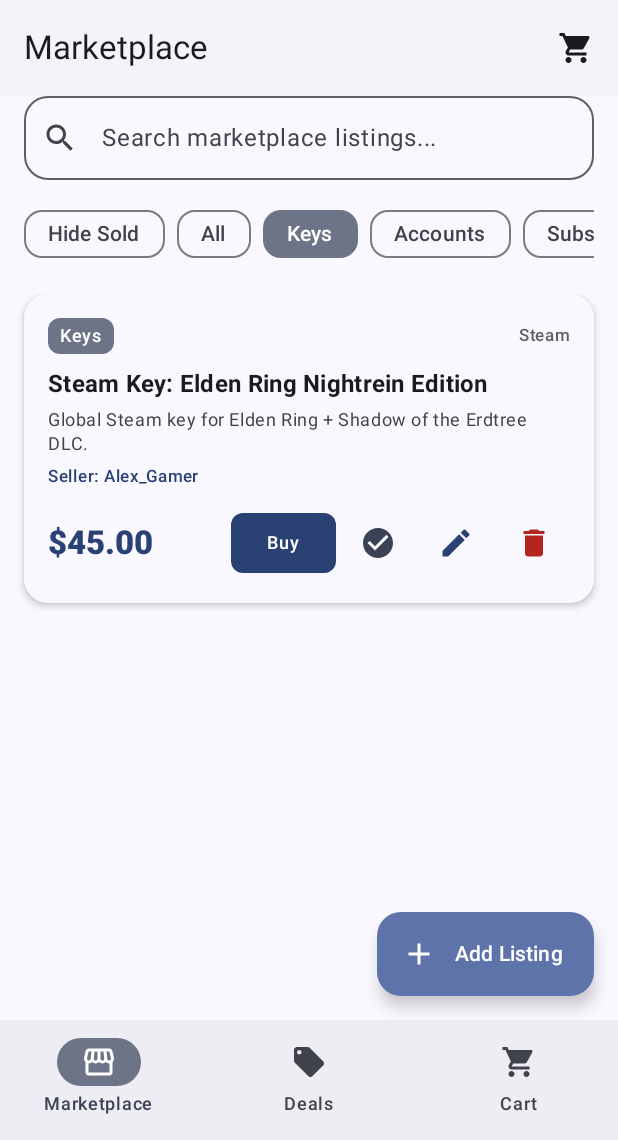
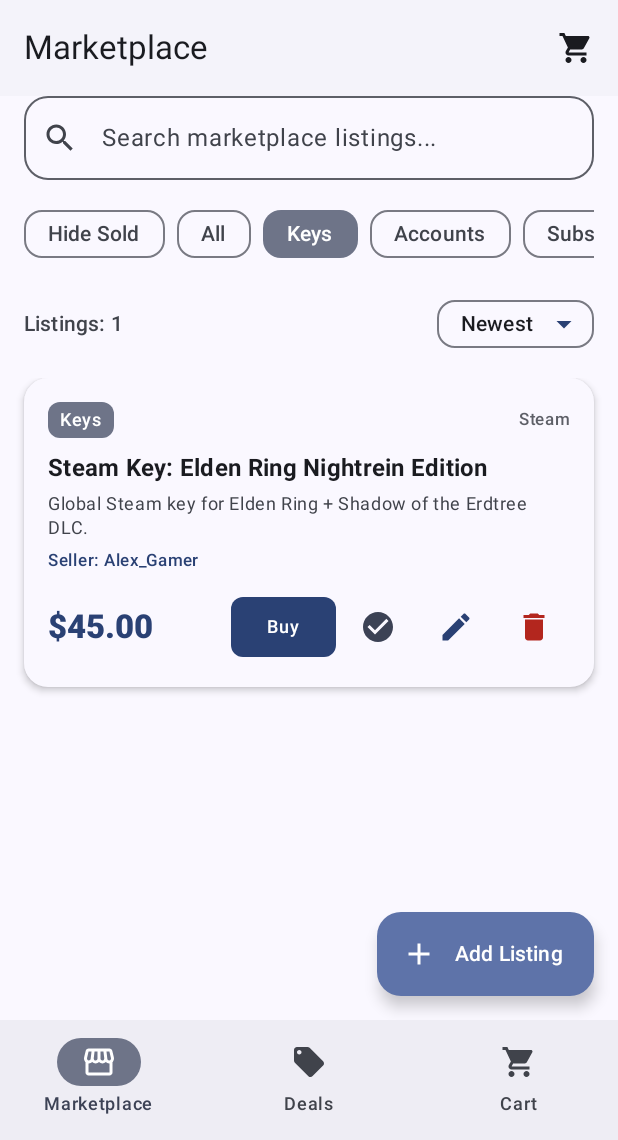
Before and after one commit to NursXV/NanaDrop, an Android app built with Jetpack Compose: the screen it shows after launch (MainActivity), after a tap on "Keys", on a phone screen of 412 x 824 dp, the part 96-1236 px from its top. Run offline under Robolectric (Android 15) with nearby library versions, the phone set to English and light mode, and no system bars; our stand-ins replace Room's generated code.

Commit message:
Add listing sort controls, active lot counter, and My Listings filter

```diff
--- a/app/src/main/java/com/example/nanadrop/ui/screen/MarketplaceScreen.kt
+++ b/app/src/main/java/com/example/nanadrop/ui/screen/MarketplaceScreen.kt
@@ -9,6 +9,7 @@ import androidx.compose.foundation.lazy.items
 import androidx.compose.foundation.shape.RoundedCornerShape
 import androidx.compose.material.icons.Icons
 import androidx.compose.material.icons.filled.Add
+import androidx.compose.material.icons.filled.ArrowDropDown
 import androidx.compose.material.icons.filled.CheckCircle
 import androidx.compose.material.icons.filled.Delete
 import androidx.compose.material.icons.filled.Edit
@@ -42,12 +43,16 @@ fun MarketplaceScreen(
     val searchQuery by viewModel.searchQuery.collectAsState()
     val selectedCategory by viewModel.selectedCategory.collectAsState()
     val hideSoldListings by viewModel.hideSoldListings.collectAsState()
+    val sortOption by viewModel.sortOption.collectAsState()
     val isDialogOpen by viewModel.isDialogOpen.collectAsState()
     val editingListing by viewModel.editingListing.collectAsState()
     val cartItems by storeViewModel.cartItems.collectAsState()
     val totalCartCount by storeViewModel.totalCartItemsCount.collectAsState()
 
+    var sortDropdownExpanded by remember { mutableStateOf(false) }
+
     val categories = listOf("All", "Keys", "Accounts", "Subscriptions", "Hardware", "Other")
+    val sortOptions = listOf("Newest", "Price: Low to High", "Price: High to Low")
 
     Scaffold(
         topBar = {
@@ -145,7 +150,54 @@ fun MarketplaceScreen(
                     }
                 }
 
-                Spacer(modifier = Modifier.height(16.dp))
+                Spacer(modifier = Modifier.height(8.dp))
+
+                // Compact Header / Info Bar showing listing count and sort selector
+                Row(
+                    modifier = Modifier
+                        .fillMaxWidth()
+                        .padding(vertical = 4.dp),
+                    horizontalArrangement = Arrangement.SpaceBetween,
+                    verticalAlignment = Alignment.CenterVertically
+                ) {
+                    Text(
+                        text = "Listings: ${listings.size}",
+                        style = MaterialTheme.typography.labelLarge,
+                        fontWeight = FontWeight.SemiBold,
+                        color = MaterialTheme.colorScheme.onSurfaceVariant
+                    )
+
+                    Box {
+                        AssistChip(
+                            onClick = { sortDropdownExpanded = true },
+                            label = { Text(sortOption) },
+                            trailingIcon = {
+                                Icon(
+                                    imageVector = Icons.Default.ArrowDropDown,
+                                    contentDescription = "Select sorting option"
+                                )
+                            },
+                            shape = RoundedCornerShape(12.dp)
+                        )
+
+                        DropdownMenu(
+                            expanded = sortDropdownExpanded,
+                            onDismissRequest = { sortDropdownExpanded = false }
+                        ) {
+                            sortOptions.forEach { option ->
+                                DropdownMenuItem(
+                                    text = { Text(option) },
+                                    onClick = {
+                                        viewModel.setSortOption(option)
+                                        sortDropdownExpanded = false
+                                    }
+                                )
+                            }
+                        }
+                    }
+                }
+
+                Spacer(modifier = Modifier.height(8.dp))
 
                 if (listings.isEmpty()) {
                     Box(
--- a/app/src/main/java/com/example/nanadrop/ui/viewmodel/MarketplaceViewModel.kt
+++ b/app/src/main/java/com/example/nanadrop/ui/viewmodel/MarketplaceViewModel.kt
@@ -50,12 +50,18 @@ class MarketplaceViewModel(application: Application) : AndroidViewModel(applicat
     private val _editingListing = MutableStateFlow<ListingEntity?>(null)
     val editingListing: StateFlow<ListingEntity?> = _editingListing.asStateFlow()
 
-    // Filter & Search state
+    // Filter, Search, Sort & User Listing state
     private val _searchQuery = MutableStateFlow("")
     val searchQuery: StateFlow<String> = _searchQuery.asStateFlow()
 
     private val _selectedCategory = MutableStateFlow("All")
     val selectedCategory: StateFlow<String> = _selectedCategory.asStateFlow()
+
+    private val _sortOption = MutableStateFlow("Newest")
+    val sortOption: StateFlow<String> = _sortOption.asStateFlow()
+
+    private val _onlyUserListings = MutableStateFlow(false)
+    val onlyUserListings: StateFlow<Boolean> = _onlyUserListings.asStateFlow()
 
     val filteredListings: StateFlow<List<ListingEntity>>
 
@@ -73,15 +79,32 @@ class MarketplaceViewModel(application: Application) : AndroidViewModel(applicat
             allListings,
             _searchQuery,
             _selectedCategory,
-            hideSoldListings
-        ) { listings, query, category, hideSold ->
-            listings.filter { listing ->
+            hideSoldListings,
+            _onlyUserListings,
+            _sortOption
+        ) { flowArray ->
+            @Suppress("UNCHECKED_CAST")
+            val listings = flowArray[0] as List<ListingEntity>
+            val query = flowArray[1] as String
+            val category = flowArray[2] as String
+            val hideSold = flowArray[3] as Boolean
+            val userOnly = flowArray[4] as Boolean
+            val sort = flowArray[5] as String
+
+            val filtered = listings.filter { listing ->
                 val matchesQuery = listing.title.contains(query, ignoreCase = true) ||
                         listing.description.contains(query, ignoreCase = true) ||
                         listing.sellerName.contains(query, ignoreCase = true)
                 val matchesCategory = category == "All" || listing.category.equals(category, ignoreCase = true)
                 val matchesSoldFilter = !hideSold || !listing.isSold
-                matchesQuery && matchesCategory && matchesSoldFilter
+                val matchesUserOnly = !userOnly || listing.isUserListing
+                matchesQuery && matchesCategory && matchesSoldFilter && matchesUserOnly
+            }
+
+            when (sort) {
+                "Price: Low to High" -> filtered.sortedBy { it.price }
+                "Price: High to Low" -> filtered.sortedByDescending { it.price }
+                else -> filtered.sortedByDescending { it.id } // "Newest"
             }
         }.stateIn(
             scope = viewModelScope,
@@ -96,6 +119,14 @@ class MarketplaceViewModel(application: Application) : AndroidViewModel(applicat
 
     fun setSelectedCategory(category: String) {
         _selectedCategory.value = category
+    }
+
+    fun setSortOption(option: String) {
+        _sortOption.value = option
+    }
+
+    fun toggleOnlyUserListings(enabled: Boolean) {
+        _onlyUserListings.value = enabled
     }
 
     fun toggleHideSoldListings(hide: Boolean) {
```
Also changed, not shown: app/src/main/java/com/example/nanadrop/ui/components/SettingsBottomSheet.kt (+38 -0 lines).
